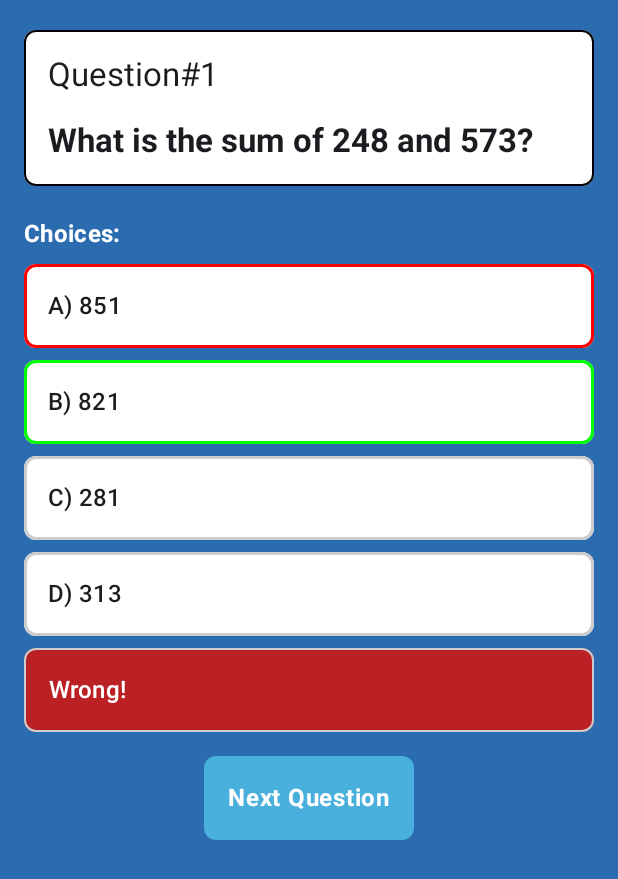
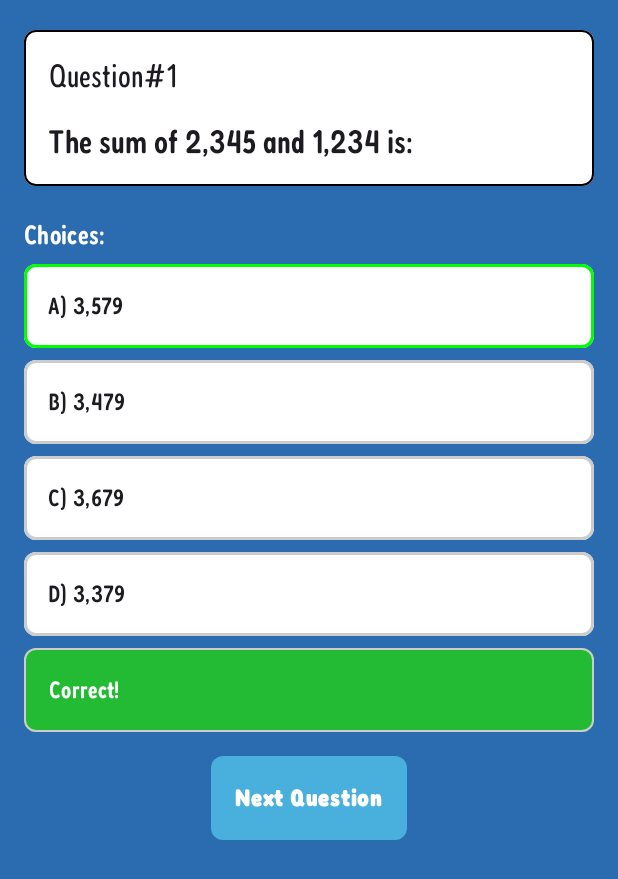
Before and after one commit to EbuenDev/EmathInsayo, an Android app built with Jetpack Compose: the StoryAndQuiz screen opened directly, with no data from a screen before it, after a tap on "Submit Answer", on a phone screen of 412 x 824 dp. Shown: the top 879 px of the screen. Run offline under Robolectric (Android 15) with nearby library versions, the phone set to English and light mode, and no system bars; our stand-ins replace Dagger/Hilt's generated code; 1 other tap on this screen came first.

Commit message:
Add feature on quiz i add a logic inside the Story.kt i make a method that shuffled without duplication and another class to get the specific number of question that is shuffled and a getter to get the shuffled question
i declared the shuffledList in StoryandQuzViewModel and get the freshShuffledQuiz almost all of the changes is in the story.kt

```diff
--- a/app/src/main/java/com/project/emathinsayo/data/Story.kt
+++ b/app/src/main/java/com/project/emathinsayo/data/Story.kt
@@ -5,10 +5,10 @@ import androidx.annotation.DrawableRes
 enum class Story(
     val id: Int,
     @DrawableRes val image: Int? = null,
-    val quiz: List<Quiz>,
+    private val originalQuiz: List<Quiz>,
     var nextStory: Story? = null
 ) {
-    ADDITIONS(1, quiz = listOf(
+    ADDITIONS(1, originalQuiz = listOf(
         Quiz.ADDITIONS_QUIZ1,
         Quiz.ADDITIONS_QUIZ2,
         Quiz.ADDITIONS_QUIZ3,
@@ -25,7 +25,7 @@ enum class Story(
         Quiz.ADDITIONS_QUIZ14,
         Quiz.ADDITIONS_QUIZ15
     )),
-    SUBTRACTIONS(2, quiz = listOf(
+    SUBTRACTIONS(2, originalQuiz = listOf(
         Quiz.SUBTRACTION_QUIZ1,
         Quiz.SUBTRACTION_QUIZ2,
         Quiz.SUBTRACTION_QUIZ3,
@@ -42,7 +42,7 @@ enum class Story(
         Quiz.SUBTRACTION_QUIZ14,
         Quiz.SUBTRACTION_QUIZ15
     )),
-    MULTIPLICATION(3, quiz = listOf(
+    MULTIPLICATION(3, originalQuiz = listOf(
         Quiz.MULTIPLICATION_QUIZ1,
         Quiz.MULTIPLICATION_QUIZ2,
         Quiz.MULTIPLICATION_QUIZ3,
@@ -59,7 +59,7 @@ enum class Story(
         Quiz.MULTIPLICATION_QUIZ14,
         Quiz.MULTIPLICATION_QUIZ15
     )),
-    DIVISION(4, quiz = listOf(
+    DIVISION(4, originalQuiz = listOf(
         Quiz.DIVISION_QUIZ1,
         Quiz.DIVISION_QUIZ2,
         Quiz.DIVISION_QUIZ3,
@@ -76,14 +76,14 @@ enum class Story(
         Quiz.DIVISION_QUIZ14,
         Quiz.DIVISION_QUIZ15
     )),
-    ADDITION_FRACTION(5, quiz = listOf(Quiz.ADDITION_FRACTION_QUIZ1, Quiz.ADDITION_FRACTION_QUIZ2, Quiz.ADDITION_FRACTION_QUIZ3)),
-    SUBTRACTION_FRACTION(6, quiz = listOf(Quiz.SUBTRACTION_FRACTION_QUIZ1, Quiz.SUBTRACTION_FRACTION_QUIZ2, Quiz.SUBTRACTION_FRACTION_QUIZ3)),
-    MULTIPLICATION_FRACTION(7, quiz = listOf(Quiz.MULTIPLICATION_FRACTION_QUIZ1, Quiz.MULTIPLICATION_FRACTION_QUIZ2, Quiz.MULTIPLICATION_FRACTION_QUIZ3)),
-    DIVISION_FRACTION(8, quiz =  listOf(Quiz.DIVISION_FRACTION_QUIZ1, Quiz.DIVISION_FRACTION_QUIZ2, Quiz.DIVISION_FRACTION_QUIZ3)),
-    ADDITION_SUBTRACTION_DECIMALS(9,quiz = listOf(Quiz.ADDITION_SUBTRACTION_DECIMALS_QUIZ1, Quiz.ADDITION_SUBTRACTION_DECIMALS_QUIZ2, Quiz.ADDITION_SUBTRACTION_DECIMALS_QUIZ3)),
-    MULTIPLICATION_DECIMALS(10, quiz = listOf(Quiz.MULTIPLICATION_DECIMALS_QUIZ1, Quiz.MULTIPLICATION_DECIMALS_QUIZ2, Quiz.MULTIPLICATION_DECIMALS_QUIZ3)),
-    DIVISION_DECIMALS(11, quiz = listOf(Quiz.DIVISION_DECIMALS_QUIZ1, Quiz.DIVISION_DECIMALS_QUIZ2, Quiz.DIVISION_DECIMALS_QUIZ3)),
-    MIX_SUBJECT(12, quiz = listOf(
+    ADDITION_FRACTION(5, originalQuiz = listOf(Quiz.ADDITION_FRACTION_QUIZ1, Quiz.ADDITION_FRACTION_QUIZ2, Quiz.ADDITION_FRACTION_QUIZ3)),
+    SUBTRACTION_FRACTION(6, originalQuiz = listOf(Quiz.SUBTRACTION_FRACTION_QUIZ1, Quiz.SUBTRACTION_FRACTION_QUIZ2, Quiz.SUBTRACTION_FRACTION_QUIZ3)),
+    MULTIPLICATION_FRACTION(7, originalQuiz = listOf(Quiz.MULTIPLICATION_FRACTION_QUIZ1, Quiz.MULTIPLICATION_FRACTION_QUIZ2, Quiz.MULTIPLICATION_FRACTION_QUIZ3)),
+    DIVISION_FRACTION(8, originalQuiz =  listOf(Quiz.DIVISION_FRACTION_QUIZ1, Quiz.DIVISION_FRACTION_QUIZ2, Quiz.DIVISION_FRACTION_QUIZ3)),
+    ADDITION_SUBTRACTION_DECIMALS(9, originalQuiz = listOf(Quiz.ADDITION_SUBTRACTION_DECIMALS_QUIZ1, Quiz.ADDITION_SUBTRACTION_DECIMALS_QUIZ2, Quiz.ADDITION_SUBTRACTION_DECIMALS_QUIZ3)),
+    MULTIPLICATION_DECIMALS(10, originalQuiz = listOf(Quiz.MULTIPLICATION_DECIMALS_QUIZ1, Quiz.MULTIPLICATION_DECIMALS_QUIZ2, Quiz.MULTIPLICATION_DECIMALS_QUIZ3)),
+    DIVISION_DECIMALS(11, originalQuiz = listOf(Quiz.DIVISION_DECIMALS_QUIZ1, Quiz.DIVISION_DECIMALS_QUIZ2, Quiz.DIVISION_DECIMALS_QUIZ3)),
+    MIX_SUBJECT(12, originalQuiz = listOf(
         Quiz.MIX_QUIZ1,
         Quiz.MIX_QUIZ2,
         Quiz.MIX_QUIZ3,
@@ -95,7 +95,39 @@ enum class Story(
         Quiz.MIX_QUIZ9,
         Quiz.MIX_QUIZ10,
 
-    ))
+    ));
+
+    // Get the original quiz list (for backward compatibility)
+    val quiz: List<Quiz>
+        get() = originalQuiz
+
+    // Get a shuffled version of the quiz list without duplicates
+    fun getShuffledQuiz(): List<Quiz> {
+        return originalQuiz.shuffled()
+    }
+
+    // Get a specific number of shuffled questions without duplicates
+    fun getShuffledQuiz(count: Int): List<Quiz> {
+        val shuffled = originalQuiz.shuffled()
+        return if (count <= shuffled.size) {
+            shuffled.take(count)
+        } else {
+            shuffled
+        }
+    }
+
+    // Get a shuffled quiz list excluding already used questions
+    fun getShuffledQuizExcluding(usedQuestions: List<Quiz>): List<Quiz> {
+        val availableQuestions = originalQuiz.filter { quiz ->
+            !usedQuestions.contains(quiz)
+        }
+        return availableQuestions.shuffled()
+    }
+
+    // Get a fresh shuffled quiz list (useful for retakes)
+    fun getFreshShuffledQuiz(): List<Quiz> {
+        return originalQuiz.shuffled()
+    }
 }
 
 enum class Quiz(
--- a/app/src/main/java/com/project/emathinsayo/presenter/OnBoardingActivity.kt
+++ b/app/src/main/java/com/project/emathinsayo/presenter/OnBoardingActivity.kt
@@ -74,6 +74,8 @@ class OnBoardingActivity : ComponentActivity() {
 
 @Composable
 fun OnboardingScreen(onGetStartedClick: () -> Unit) {
+
+
     Box(
         modifier = Modifier
             .fillMaxSize()
--- a/app/src/main/java/com/project/emathinsayo/presenter/StoryAndQuiz.kt
+++ b/app/src/main/java/com/project/emathinsayo/presenter/StoryAndQuiz.kt
@@ -64,6 +64,8 @@ import androidx.compose.ui.graphics.Color
 import androidx.compose.ui.layout.ContentScale
 import androidx.compose.ui.platform.LocalContext
 import androidx.compose.ui.res.painterResource
+import androidx.compose.ui.text.font.Font
+import androidx.compose.ui.text.font.FontFamily
 import androidx.compose.ui.text.font.FontWeight
 import androidx.compose.ui.text.style.TextAlign
 import androidx.compose.ui.tooling.preview.Preview
@@ -71,6 +73,7 @@ import androidx.compose.ui.unit.dp
 import androidx.compose.ui.unit.sp
 import com.project.emathinsayo.R
 import com.project.emathinsayo.common.MainColorUtils
+import com.project.emathinsayo.data.Quiz
 import com.project.emathinsayo.data.Story
 import dagger.hilt.android.AndroidEntryPoint
 import kotlinx.coroutines.launch
@@ -89,7 +92,8 @@ class StoryAndQuiz: ComponentActivity() {
             val answer by viewModel.answer.collectAsState()
             val level = viewModel.level // use this level to change the rules
             val score by viewModel.score.collectAsState()
-            val quizItem = currentStory.quiz.size
+            val shuffledQuizList by viewModel.shuffledQuizList.collectAsState()
+            val quizItem = shuffledQuizList.size
 
             val showScore by viewModel.showScore.collectAsState()
 
@@ -104,7 +108,8 @@ class StoryAndQuiz: ComponentActivity() {
                     ::onChooseAnswer,
                     ::onSeeResult,
                     level,
-                    quizItem
+                    quizItem,
+                    shuffledQuizList
                 )
             }
 
@@ -213,10 +218,20 @@ fun StoryAndQuizContent(
     onSeeResult: () -> Unit,
     level: String?,
     quizItem: Int,
+    shuffledQuizList: List<com.project.emathinsayo.data.Quiz>,
 ) {
+    val fredokaCondensedFont = FontFamily(
+        Font(R.font.fredoka_condensed_regular, FontWeight.Normal),
+        Font(R.font.fredoka_condensed_bold, FontWeight.Bold),
+        Font(R.font.fredoka_condensed_light, FontWeight.Light),
+        Font(R.font.fredoka_condensed_medium, FontWeight.Medium)
+    )
+
     var fillInAnswer by remember { mutableStateOf("") }
     val isHard = level?.lowercase() == "hard"
-    val quiz = currentStory.quiz[currentQuiz]
+    val quiz = shuffledQuizList[currentQuiz]
+
+
 
     val floatingEmojis = remember { mutableStateListOf<AnimatedEmoji>() }
 
@@ -246,9 +261,10 @@ fun StoryAndQuizContent(
                     verticalArrangement = Arrangement.Center,
                     modifier = Modifier.padding(16.dp),
                 ) {
-                    val questionNumber = quiz.id
+                    val questionNumber = currentQuiz + 1 // Show 1-based question number
                     Text(
                         text = "Question#$questionNumber",
+                        fontFamily = fredokaCondensedFont,
                         style = MaterialTheme.typography.titleLarge,
                         textAlign = TextAlign.Center
                     )
@@ -256,7 +272,8 @@ fun StoryAndQuizContent(
                     Text(
                         text = quiz.question,
                         style = MaterialTheme.typography.titleLarge,
-                        fontWeight = FontWeight.Bold,
+                        fontFamily = fredokaCondensedFont,
+                        fontWeight = FontWeight.Medium,
                         modifier = Modifier.padding(top = 16.dp)
                     )
 
@@ -327,7 +344,9 @@ fun StoryAndQuizContent(
             } else {
                 Text(
                     text = "Choices:",
-                    fontWeight = FontWeight.Bold,
+                    fontSize = 18.sp,
+                    fontWeight = FontWeight.Medium,
+                    fontFamily = fredokaCondensedFont,
                     style = MaterialTheme.typography.titleMedium,
                     color = Color.White,
                     modifier = Modifier
@@ -365,6 +384,7 @@ fun StoryAndQuizContent(
                         ) {
                             Text(
                                 text = "${'A' + index}) $choice",
+                                fontFamily = fredokaCondensedFont,
                                 style = MaterialTheme.typography.titleMedium,
                             )
                         }
@@ -401,6 +421,7 @@ fun StoryAndQuizContent(
                         Text(
                             text = if (answerStatus is AnswerStatus.Correct) "Correct!" else "Wrong!",
                             style = MaterialTheme.typography.titleMedium,
+                            fontFamily = fredokaCondensedFont,
                             color = Color.White,
                             textAlign = TextAlign.Center
                         )
@@ -417,7 +438,7 @@ fun StoryAndQuizContent(
 
             val buttonText = when {
                 answerStatus is AnswerStatus.None -> "Submit Answer"
-                quiz.id == lastNumber -> "See Result"
+                currentQuiz == lastNumber - 1 -> "See Result" // 0-based index
                 else -> "Next Question"
             }
 
@@ -426,7 +447,7 @@ fun StoryAndQuizContent(
                     if (answerStatus is AnswerStatus.None) {
                         onSubmit(fillInAnswer)
                     } else {
-                        if (quiz.id == lastNumber) {
+                        if (currentQuiz == lastNumber - 1) { // 0-based index
                             onSeeResult()
                         } else {
                             onNext()
@@ -442,6 +463,7 @@ fun StoryAndQuizContent(
             ) {
                 Text(
                     text = buttonText,
+                    fontFamily = fredokaCondensedFont,
                     fontWeight = FontWeight.Bold,
                     style = MaterialTheme.typography.bodyLarge.copy(color = Color.White)
                 )
@@ -531,6 +553,13 @@ fun GameDialogPreview() {
 @Composable
 fun GameResultDialog(score: Int, onHomeClick: () -> Unit, onPlayClick: () -> Unit, quizItem: Int) {
 
+    val fredokaCondensedFont = FontFamily(
+        Font(R.font.fredoka_condensed_regular, FontWeight.Normal),
+        Font(R.font.fredoka_condensed_bold, FontWeight.Bold),
+        Font(R.font.fredoka_condensed_light, FontWeight.Light),
+        Font(R.font.fredoka_condensed_medium, FontWeight.Medium)
+    )
+
     val calculatedScore: Int = score // Use the raw score directly
     val (starsEarned, label, bannerColor) = when {
         calculatedScore == 15 -> Triple(3, "EXCELLENT", Color(0xFF4CAF50))
@@ -568,6 +597,7 @@ fun GameResultDialog(score: Int, onHomeClick: () -> Unit, onPlayClick: () -> Uni
                     Text(
                         text = label,
                         fontSize = 24.sp,
+                        fontFamily = fredokaCondensedFont,
                         fontWeight = FontWeight.Bold,
                         color = Color.White
                     )
@@ -590,8 +620,8 @@ fun GameResultDialog(score: Int, onHomeClick: () -> Unit, onPlayClick: () -> Uni
 
                 Spacer(modifier = Modifier.height(16.dp))
 
-                Text("YOUR SCORE", fontWeight = FontWeight.Bold, fontSize = 18.sp, color = Color.DarkGray)
-                Text("$score/$quizItem", fontSize = 28.sp, fontWeight = FontWeight.Bold, color = Color(0xFFF57C00))
+                Text("YOUR SCORE", fontWeight = FontWeight.Bold, fontFamily = fredokaCondensedFont, fontSize = 18.sp, color = Color.DarkGray)
+                Text("$score/$quizItem", fontSize = 40.sp, fontWeight = FontWeight.Bold, fontFamily = fredokaCondensedFont, color = Color(0xFFF57C00))
 
                 Spacer(modifier = Modifier.height(16.dp))
 
@@ -644,5 +674,6 @@ fun StoryAndQuizContentPreview() {
         {},
         "medium",
         3,
+        Story.ADDITIONS.quiz,
     )
 }
--- a/app/src/main/java/com/project/emathinsayo/presenter/StoryAndQuizViewModel.kt
+++ b/app/src/main/java/com/project/emathinsayo/presenter/StoryAndQuizViewModel.kt
@@ -5,6 +5,7 @@ import androidx.lifecycle.ViewModel
 import androidx.lifecycle.viewModelScope
 import com.project.emathinsayo.data.BookRepository
 import com.project.emathinsayo.data.Story
+import com.project.emathinsayo.data.Quiz
 import dagger.hilt.android.lifecycle.HiltViewModel
 import kotlinx.coroutines.flow.MutableStateFlow
 import kotlinx.coroutines.flow.asStateFlow
@@ -39,6 +40,10 @@ class StoryAndQuizViewModel @Inject constructor(
     )
     val currentStory = _currentStory.asStateFlow()
 
+    // Shuffled quiz list for current session
+    private val _shuffledQuizList = MutableStateFlow<List<Quiz>>(emptyList())
+    val shuffledQuizList = _shuffledQuizList.asStateFlow()
+
     private val _currentQuiz = MutableStateFlow(0)
     val currentQuiz = _currentQuiz.asStateFlow()
 
@@ -54,6 +59,21 @@ class StoryAndQuizViewModel @Inject constructor(
     private val _showScore = MutableStateFlow<Boolean>(false)
     val showScore = _showScore.asStateFlow()
 
+    // Track used questions to prevent duplicates
+    private val _usedQuestions = MutableStateFlow<MutableSet<Quiz>>(mutableSetOf())
+    val usedQuestions = _usedQuestions.asStateFlow()
+
+    init {
+        // Initialize shuffled quiz list when ViewModel is created
+        initializeShuffledQuiz()
+    }
+
+    private fun initializeShuffledQuiz() {
+        val story = _currentStory.value
+        val shuffledList = story.getFreshShuffledQuiz()
+        _shuffledQuizList.value = shuffledList
+        _usedQuestions.value.clear()
+    }
 
     fun onRetake() {
         _currentStory.value = when (level) {
@@ -71,11 +91,14 @@ class StoryAndQuizViewModel @Inject constructor(
             else -> Story.ADDITIONS // fallback/default
         }
 
+        // Reset everything and create new shuffled list
         _currentQuiz.value = 0
         _answerStatus.value = AnswerStatus.None
         _answer.value = null
         _score.value = 0
         _showScore.value = false
+        _usedQuestions.value.clear()
+        initializeShuffledQuiz()
     }
 
     private fun onNextStory() {
@@ -83,11 +106,12 @@ class StoryAndQuizViewModel @Inject constructor(
         nextStory ?: return
         _currentStory.value = nextStory
         onResetStoryBoard()
+        initializeShuffledQuiz()
     }
 
     fun onNextQuiz() {
         val quiz = currentQuiz.value
-        val quizCount = currentStory.value.quiz.size
+        val quizCount = shuffledQuizList.value.size
         if (quiz == (quizCount - 1)) {
             onNextStory()
         }
@@ -103,9 +127,13 @@ class StoryAndQuizViewModel @Inject constructor(
 
     fun onSubmitAnswer(fillBlankAnswer: String? = null) {
         viewModelScope.launch {
-            val quizzes = currentStory.value.quiz
+            val quizzes = shuffledQuizList.value
             val cQuiz = quizzes[currentQuiz.value]
             val currentScore = score.value
+
+            // Mark this question as used
+            _usedQuestions.value.add(cQuiz)
+
             if(level == "hard" && fillBlankAnswer?.lowercase() == cQuiz.choices[cQuiz.correctAnswer - 1].lowercase()) {
                 _score.value = (currentScore ?: 0) + 1
                 _answerStatus.value = AnswerStatus.Correct
@@ -120,12 +148,12 @@ class StoryAndQuizViewModel @Inject constructor(
 
             when (level) {
                 "Takefinalquiz" -> {
-                    if (cQuiz.id == 10) {
+                    if (currentQuiz.value == 9) { // Last question (0-based index)
                         score.value?.let { bookRepository.updateScore(it, level.toString()) }
                     }
                 }
                 else -> {
-                    if (cQuiz.id == quizzes.size) {
+                    if (currentQuiz.value == quizzes.size - 1) { // Last question (0-based index)
                         _showScore.value = true
                         score.value?.let { bookRepository.updateScore(it, level.toString()) }
                     }
```
Also changed, not shown: app/src/main/java/com/project/emathinsayo/presenter/BookAppActivity.kt (+10 -38 lines).
